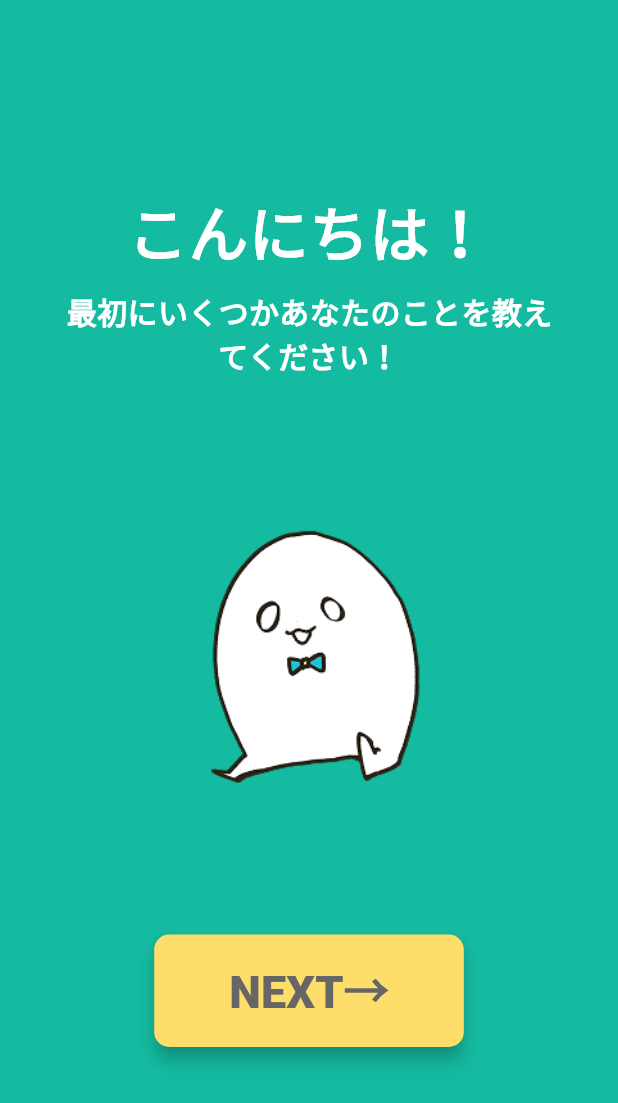
After one commit to SolaIntegral/zenn-gcp-flutter, a Flutter app: the PRegisterScreen1 screen opened directly, on a phone screen of 412 x 824 dp. The commit adds this screen. Shown: the top 1103 px of the screen. Run offline on Flutter 3.47's test engine with Material 3 defaults, Android fonts, the phone set to English and light mode, and no system bars; our stand-ins replace shared_preferences; accounts and stored records are empty.

Commit message:
初期登録画面土台

```diff
--- a/lib/screens/auth/role_selection_screen.dart
+++ b/lib/screens/auth/role_selection_screen.dart
@@ -1,7 +1,7 @@
 // RoleSelectionScreen.dart
 import 'package:flutter/material.dart';
 import 'package:flutter_app1/screens/child/c_start_intro_screen.dart';
-import 'package:flutter_app1/screens/parent/p_registration_screen.dart';
+import 'package:flutter_app1/screens/parent/p_registration_screen1.dart';
 
 class RoleSelectionScreen extends StatelessWidget {
   const RoleSelectionScreen({Key? key}) : super(key: key);
@@ -35,7 +35,7 @@ class RoleSelectionScreen extends StatelessWidget {
                 Navigator.pushReplacement(
                   context,
                   MaterialPageRoute(
-                    builder: (context) => const PRegisterScreen(),
+                    builder: (context) => const PRegisterScreen1(),
                   ),
                 );
               },
--- /dev/null
+++ b/lib/screens/parent/p_registration_screen1.dart
@@ -0,0 +1,66 @@
+import 'package:flutter/material.dart';
+import 'package:flutter_app1/screens/parent/p_registration_screen_2.dart';
+
+class PRegisterScreen1 extends StatelessWidget {
+  const PRegisterScreen1({super.key});
+
+  @override
+  Widget build(BuildContext context) {
+    return Scaffold(
+      backgroundColor: const Color(0xFF15BBA1),
+      body: Center(
+        child: Padding(
+          padding: const EdgeInsets.all(40.0),
+          child: Column(
+            mainAxisAlignment: MainAxisAlignment.center,
+            children: [
+              const Text(
+                "こんにちは！",
+                style: TextStyle(
+                    color: Colors.white,
+                    fontWeight: FontWeight.w900,
+                    fontSize: 40),
+              ),
+              const SizedBox(height: 10), // テキストの間隔を追加
+              const Text(
+                "最初にいくつかあなたのことを教えてください！",
+                style: TextStyle(
+                    color: Colors.white,
+                    fontWeight: FontWeight.bold,
+                    fontSize: 20),
+                textAlign: TextAlign.center,
+              ),
+              const SizedBox(height: 20), // 画像との間隔を調整
+              Image.asset("assets/chara2.png", fit: BoxFit.contain),
+              const SizedBox(height: 20), // ボタンとの間隔を調整
+              ElevatedButton(
+                onPressed: () {
+                  Navigator.push(
+                    context,
+                    MaterialPageRoute(
+                        builder: (context) => const PRegisterScreen2()),
+                  );
+                },
+                style: ElevatedButton.styleFrom(
+                    backgroundColor: const Color(0xFFFEDE6B), // 修正: 正しい背景色の指定方法
+                    padding: const EdgeInsets.symmetric(
+                        horizontal: 50, vertical: 15), // ボタンのサイズ調整
+                    shape: RoundedRectangleBorder(
+                      borderRadius: BorderRadius.circular(10), // 角丸
+                    ),
+                    elevation: 5),
+                child: const Text(
+                  "NEXT→",
+                  style: TextStyle(
+                      color: Color(0xFF666666),
+                      fontWeight: FontWeight.w900,
+                      fontSize: 30), // 40 → 30 にしてバランス調整
+                ),
+              ),
+            ],
+          ),
+        ),
+      ),
+    );
+  }
+}
--- a/pubspec.yaml
+++ b/pubspec.yaml
@@ -23,7 +23,7 @@ flutter:
   uses-material-design: true
 
   assets:
-    - assets/chara1.png
+    - assets/
 
   # To add assets to your application, add an assets section, like this:
   # assets:
```
Also changed, not shown: lib/screens/parent/p_registration_screen_2.dart (renamed from lib/screens/parent/p_registration_screen.dart, +11 -5 lines), assets/chara2.png (added).
